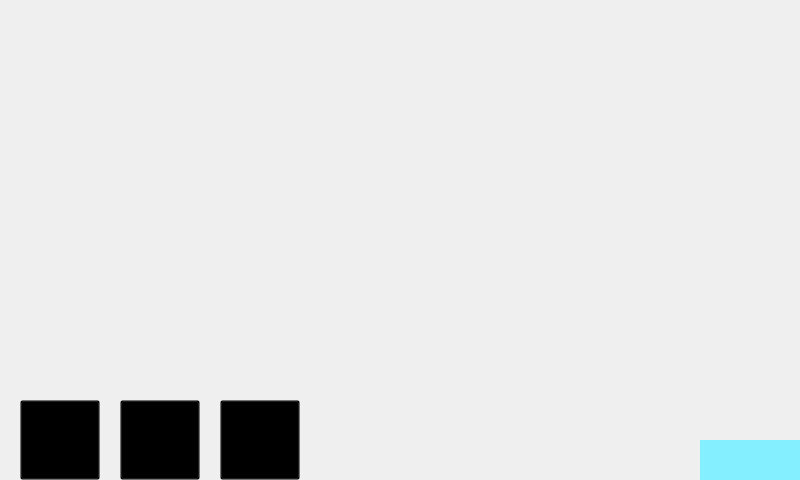
Before: the Qt Designer form invertercontroller.ui in ives560/InverterController, drawn with Qt 5.
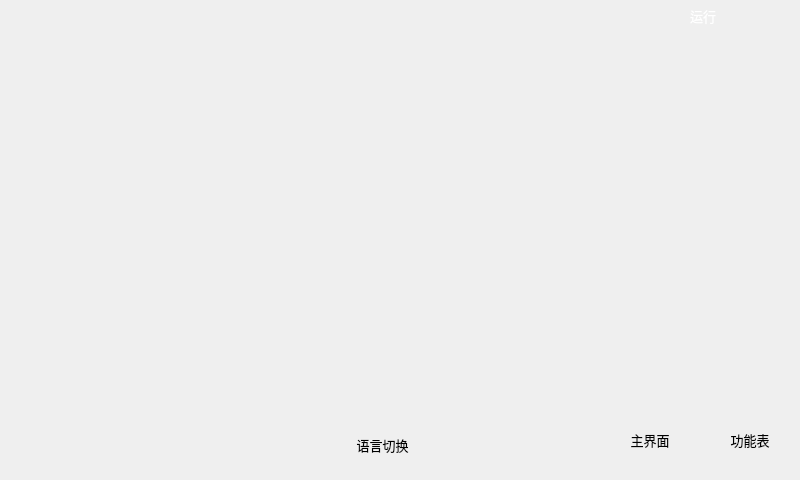
After: the same form once the commit is applied. Icons and pictures are not drawn. Custom widgets are drawn as their Qt base class.

Commit message: 2013/11/26 night 新界面

What changed in the file:
```diff
--- a/invertercontroller.ui
+++ b/invertercontroller.ui
@@ -23,73 +23,36 @@
    <string>InverterController</string>
   </property>
   <property name="styleSheet">
-   <string notr="true">QWidget#InverterControllerClass{background-image: url(:/images/zhuyaoyema.png);}</string>
+   <string notr="true">QWidget#InverterControllerClass{background-image: url(:/images/zhuye.png);}</string>
   </property>
-  <widget class="QWidget" name="widget" native="true">
+  <widget class="QWidget" name="widget_layout" native="true">
    <property name="geometry">
     <rect>
      <x>0</x>
-     <y>400</y>
+     <y>30</y>
      <width>800</width>
-     <height>80</height>
+     <height>370</height>
     </rect>
    </property>
-   <property name="font">
-    <font>
-     <family>AR PL UKai CN</family>
-     <pointsize>10</pointsize>
-    </font>
-   </property>
-   <property name="styleSheet">
-    <string notr="true"/>
-   </property>
-   <widget class="QToolButton" name="tBtn_main">
+   <widget class="QWidget" name="verticalLayoutWidget">
     <property name="geometry">
      <rect>
-      <x>120</x>
+      <x>0</x>
       <y>0</y>
-      <width>80</width>
-      <height>80</height>
+      <width>801</width>
+      <height>401</height>
      </rect>
     </property>
-    <property name="font">
-     <font>
-      <family>AR PL UKai CN</family>
-      <pointsize>10</pointsize>
-      <weight>50</weight>
-      <bold>false</bold>
-     </font>
-    </property>
-    <property name="focusPolicy">
-     <enum>Qt::StrongFocus</enum>
-    </property>
-    <property name="styleSheet">
-     <string notr="true">background: transparent;</string>
-    </property>
-    <property name="text">
-     <string>主界面</string>
-    </property>
-    <property name="icon">
-     <iconset resource="InverterController.qrc">
-      <normaloff>:/images/zhuyemian.png</normaloff>:/images/zhuyemian.png</iconset>
-    </property>
-    <property name="iconSize">
-     <size>
-      <width>60</width>
-      <height>60</height>
-     </size>
-    </property>
-    <property name="toolButtonStyle">
-     <enum>Qt::ToolButtonTextUnderIcon</enum>
-    </property>
+    <layout class="QVBoxLayout" name="verticalLayout"/>
+   </widget>
    </widget>
    <widget class="Clock" name="widget_time" native="true">
     <property name="geometry">
      <rect>
-      <x>700</x>
-      <y>40</y>
-      <width>100</width>
-      <height>40</height>
+     <x>20</x>
+     <y>410</y>
+     <width>150</width>
+     <height>60</height>
      </rect>
     </property>
     <property name="font">
@@ -98,15 +61,12 @@
       <pointsize>9</pointsize>
      </font>
     </property>
-    <property name="styleSheet">
-     <string notr="true">background-color: rgb(131, 239, 255);</string>
-    </property>
    </widget>
    <widget class="QToolButton" name="tBtn_function">
     <property name="geometry">
      <rect>
-      <x>220</x>
-      <y>0</y>
+     <x>710</x>
+     <y>400</y>
       <width>80</width>
       <height>80</height>
      </rect>
@@ -123,33 +83,33 @@
      <enum>Qt::StrongFocus</enum>
     </property>
     <property name="styleSheet">
-     <string notr="true">background: transparent;</string>
+    <string notr="true">background: transparent;border-radius: 40px;</string>
     </property>
     <property name="text">
      <string>功能表</string>
     </property>
     <property name="icon">
      <iconset resource="InverterController.qrc">
-      <normaloff>:/images/gongnengbiao.png</normaloff>:/images/gongnengbiao.png</iconset>
+     <normaloff>:/images/zhuyegongnenganniu.png</normaloff>:/images/zhuyegongnenganniu.png</iconset>
     </property>
     <property name="iconSize">
      <size>
-      <width>60</width>
-      <height>60</height>
+     <width>100</width>
+     <height>100</height>
      </size>
     </property>
     <property name="checkable">
      <bool>false</bool>
     </property>
     <property name="toolButtonStyle">
-     <enum>Qt::ToolButtonTextUnderIcon</enum>
+    <enum>Qt::ToolButtonIconOnly</enum>
     </property>
    </widget>
    <widget class="QToolButton" name="tBtn_power">
     <property name="geometry">
      <rect>
-      <x>20</x>
-      <y>0</y>
+     <x>500</x>
+     <y>400</y>
       <width>80</width>
       <height>80</height>
      </rect>
@@ -166,53 +126,149 @@
      <enum>Qt::StrongFocus</enum>
     </property>
     <property name="styleSheet">
-     <string notr="true">background: transparent;</string>
-    </property>
+    <string notr="true">background: transparent;border-radius: 40px;</string>
+   </property>
+   <property name="icon">
+    <iconset resource="InverterController.qrc">
+     <normaloff>:/images/zhuyeguanjianniu.png</normaloff>:/images/zhuyeguanjianniu.png</iconset>
+   </property>
+   <property name="iconSize">
+    <size>
+     <width>100</width>
+     <height>100</height>
+    </size>
+   </property>
+   <property name="checkable">
+    <bool>false</bool>
+   </property>
+   <property name="checked">
+    <bool>false</bool>
+   </property>
+   <property name="autoRepeat">
+    <bool>false</bool>
+   </property>
+   <property name="autoExclusive">
+    <bool>false</bool>
+   </property>
+   <property name="toolButtonStyle">
+    <enum>Qt::ToolButtonIconOnly</enum>
+   </property>
+  </widget>
+  <widget class="QToolButton" name="tBtn_main">
+   <property name="geometry">
+    <rect>
+     <x>610</x>
+     <y>400</y>
+     <width>80</width>
+     <height>80</height>
+    </rect>
+   </property>
+   <property name="font">
+    <font>
+     <family>AR PL UKai CN</family>
+     <pointsize>10</pointsize>
+     <weight>50</weight>
+     <bold>false</bold>
+    </font>
+   </property>
+   <property name="focusPolicy">
+    <enum>Qt::StrongFocus</enum>
+   </property>
+   <property name="styleSheet">
+    <string notr="true">background: transparent;border-radius: 40px;</string>
+   </property>
     <property name="text">
-     <string>开机/关机</string>
+    <string>主界面</string>
     </property>
     <property name="icon">
      <iconset resource="InverterController.qrc">
-      <normaloff>:/images/kaiguanji.png</normaloff>:/images/kaiguanji.png</iconset>
+     <normaloff>:/images/zhuyemiananniu.png</normaloff>:/images/zhuyemiananniu.png</iconset>
     </property>
     <property name="iconSize">
      <size>
-      <width>50</width>
+     <width>100</width>
+     <height>100</height>
+    </size>
+   </property>
+   <property name="toolButtonStyle">
+    <enum>Qt::ToolButtonIconOnly</enum>
+   </property>
+  </widget>
+  <widget class="QToolButton" name="tBtn_back">
+   <property name="geometry">
+    <rect>
+     <x>310</x>
+     <y>420</y>
+     <width>145</width>
       <height>50</height>
+    </rect>
+   </property>
+   <property name="styleSheet">
+    <string notr="true">background-image: url(:/images/backbutton.png);border-radius: 3px;</string>
+   </property>
+   <property name="text">
+    <string>语言切换</string>
+   </property>
+   <property name="iconSize">
+    <size>
+     <width>145</width>
+     <height>50</height>
      </size>
     </property>
     <property name="toolButtonStyle">
-     <enum>Qt::ToolButtonTextUnderIcon</enum>
-    </property>
-   </widget>
-  </widget>
-  <widget class="QWidget" name="widget_layout" native="true">
+    <enum>Qt::ToolButtonFollowStyle</enum>
+   </property>
+  </widget>
+  <widget class="QLabel" name="label">
    <property name="geometry">
     <rect>
-     <x>0</x>
+     <x>580</x>
      <y>0</y>
-     <width>800</width>
-     <height>400</height>
+     <width>30</width>
+     <height>30</height>
     </rect>
    </property>
    <property name="styleSheet">
-    <string notr="true"/>
+    <string notr="true">image: url(:/images/bulianggreen.png);</string>
    </property>
-   <widget class="QWidget" name="verticalLayoutWidget">
+   <property name="text">
+    <string/>
+   </property>
+  </widget>
+  <widget class="QLabel" name="label_2">
     <property name="geometry">
      <rect>
-      <x>0</x>
+     <x>640</x>
       <y>0</y>
-      <width>801</width>
-      <height>401</height>
-     </rect>
-    </property>
-    <layout class="QVBoxLayout" name="verticalLayout">
-     <property name="spacing">
-      <number>0</number>
-     </property>
-    </layout>
-   </widget>
+     <width>30</width>
+     <height>30</height>
+    </rect>
+   </property>
+   <property name="styleSheet">
+    <string notr="true">image: url(:/images/buliangred.png);</string>
+   </property>
+   <property name="text">
+    <string/>
+   </property>
+  </widget>
+  <widget class="QLabel" name="label_3">
+   <property name="geometry">
+    <rect>
+     <x>690</x>
+     <y>0</y>
+     <width>100</width>
+     <height>31</height>
+    </rect>
+   </property>
+   <property name="styleSheet">
+    <string notr="true">color: rgb(255, 255, 255);</string>
+   </property>
+   <property name="text">
+    <string>运行</string>
+   </property>
+   <property name="textFormat">
+    <enum>Qt::AutoText</enum>
+   </property>
   </widget>
  </widget>
  <layoutdefault spacing="6" margin="11"/>
```
Lines whose indentation alone changed are shown as unchanged. The commit also changes 79 other files.
